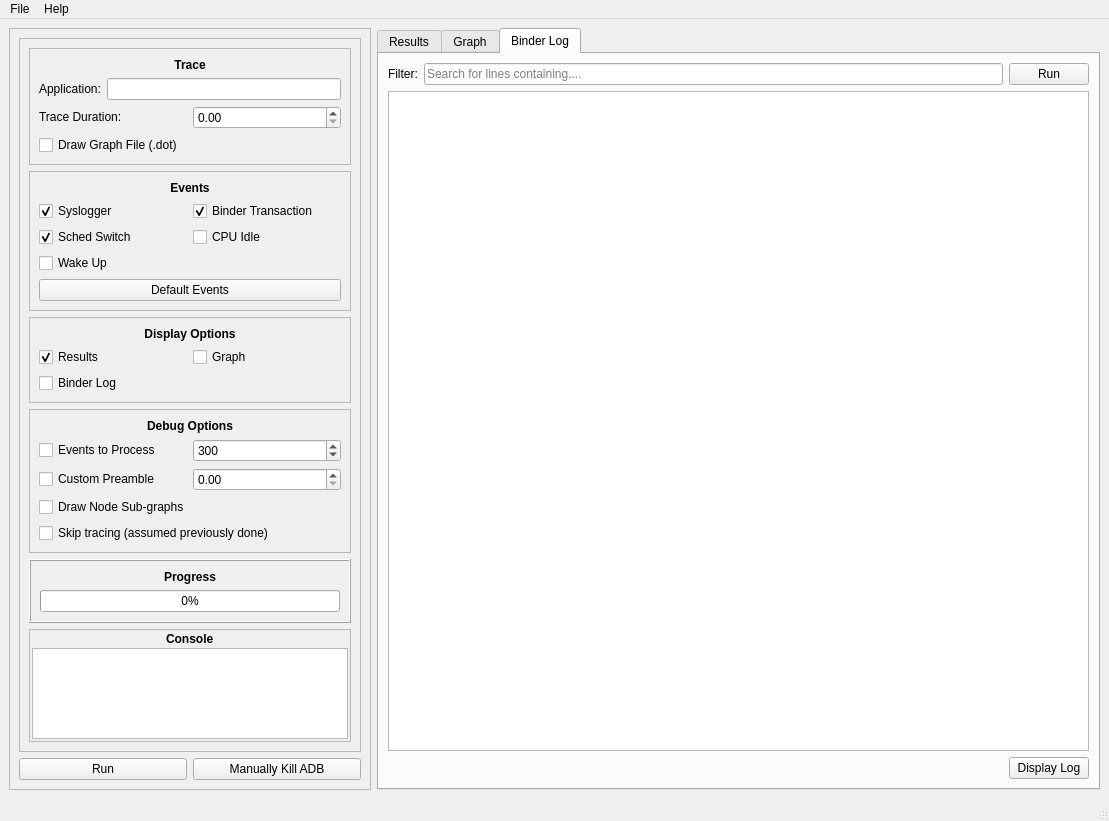
Old version of the form UI/MainInterface.ui in the repository alxhoff/BrezeFlow.
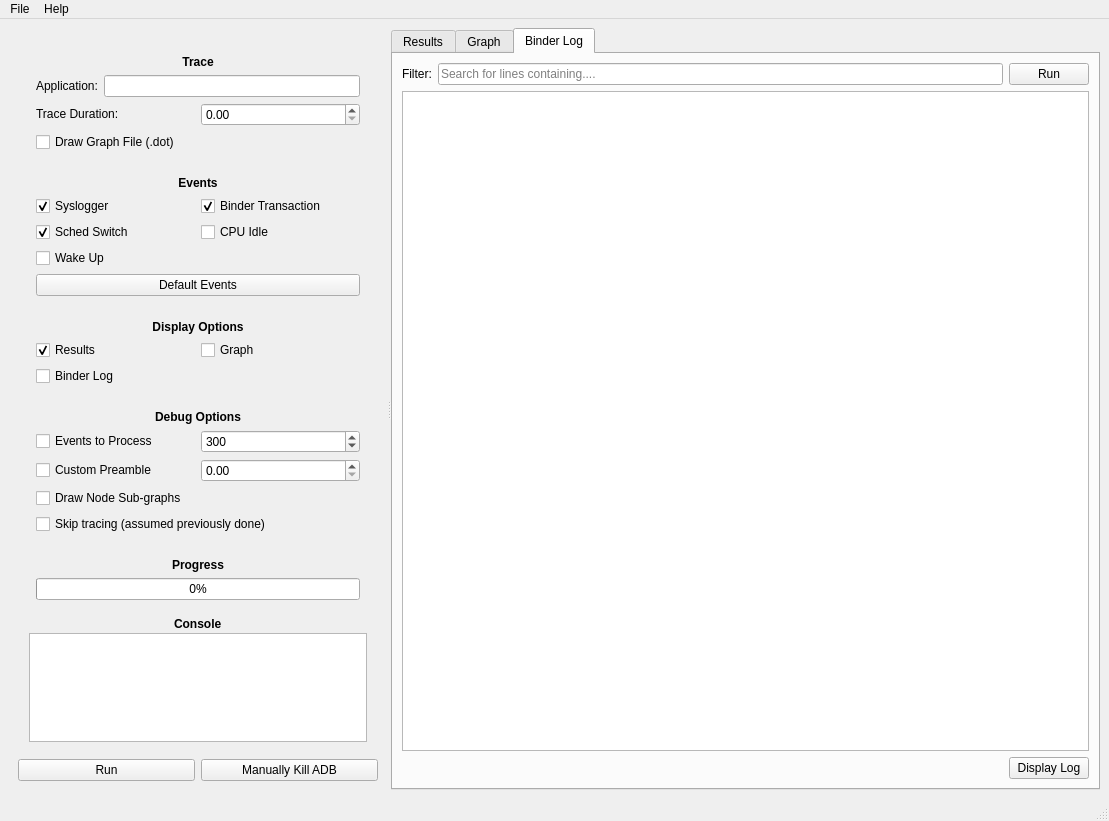
New version of the form. Icons and pictures are not drawn.

The edit to the form file:
```diff
--- a/UI/MainInterface.ui
+++ b/UI/MainInterface.ui
@@ -16,6 +16,10 @@
   <widget class="QWidget" name="centralwidget">
    <layout class="QHBoxLayout" name="horizontalLayout">
     <item>
+     <widget class="QSplitter" name="splitter">
+      <property name="orientation">
+       <enum>Qt::Horizontal</enum>
+      </property>
      <widget class="QFrame" name="frame">
       <property name="sizePolicy">
        <sizepolicy hsizetype="Preferred" vsizetype="Preferred">
@@ -24,7 +28,7 @@
        </sizepolicy>
       </property>
       <property name="frameShape">
-       <enum>QFrame::StyledPanel</enum>
+        <enum>QFrame::NoFrame</enum>
       </property>
       <property name="frameShadow">
        <enum>QFrame::Raised</enum>
@@ -32,6 +36,12 @@
       <layout class="QVBoxLayout" name="verticalLayout">
        <item>
         <widget class="QScrollArea" name="scrollArea">
+          <property name="frameShape">
+           <enum>QFrame::NoFrame</enum>
+          </property>
+          <property name="frameShadow">
+           <enum>QFrame::Plain</enum>
+          </property>
          <property name="widgetResizable">
           <bool>true</bool>
          </property>
@@ -40,8 +50,8 @@
            <rect>
             <x>0</x>
             <y>0</y>
-            <width>340</width>
-            <height>710</height>
+             <width>411</width>
+             <height>714</height>
            </rect>
           </property>
           <layout class="QVBoxLayout" name="verticalLayout_2">
@@ -54,7 +64,7 @@
               </sizepolicy>
              </property>
              <property name="frameShape">
-              <enum>QFrame::StyledPanel</enum>
+               <enum>QFrame::NoFrame</enum>
              </property>
              <property name="frameShadow">
               <enum>QFrame::Raised</enum>
@@ -142,7 +152,7 @@
               </sizepolicy>
              </property>
              <property name="frameShape">
-              <enum>QFrame::StyledPanel</enum>
+               <enum>QFrame::NoFrame</enum>
              </property>
              <property name="frameShadow">
               <enum>QFrame::Raised</enum>
@@ -243,7 +253,7 @@
               </sizepolicy>
              </property>
              <property name="frameShape">
-              <enum>QFrame::StyledPanel</enum>
+               <enum>QFrame::NoFrame</enum>
              </property>
              <property name="frameShadow">
               <enum>QFrame::Raised</enum>
@@ -305,7 +315,7 @@
               </sizepolicy>
              </property>
              <property name="frameShape">
-              <enum>QFrame::StyledPanel</enum>
+               <enum>QFrame::NoFrame</enum>
              </property>
              <property name="frameShadow">
               <enum>QFrame::Raised</enum>
@@ -391,7 +401,7 @@
               </sizepolicy>
              </property>
              <property name="frameShape">
-              <enum>QFrame::Box</enum>
+               <enum>QFrame::NoFrame</enum>
              </property>
              <property name="frameShadow">
               <enum>QFrame::Raised</enum>
@@ -429,7 +439,7 @@
            <item>
             <widget class="QFrame" name="frameConsole">
              <property name="frameShape">
-              <enum>QFrame::StyledPanel</enum>
+               <enum>QFrame::NoFrame</enum>
              </property>
              <property name="frameShadow">
               <enum>QFrame::Raised</enum>
@@ -470,7 +480,11 @@
                </widget>
               </item>
               <item>
-               <widget class="QTextEdit" name="textEditConsole"/>
+                <widget class="QTextEdit" name="textEditConsole">
+                 <property name="autoFillBackground">
+                  <bool>false</bool>
+                 </property>
+                </widget>
               </item>
              </layout>
             </widget>
@@ -499,8 +513,6 @@
        </item>
       </layout>
      </widget>
-    </item>
-    <item>
      <widget class="QTabWidget" name="tabWidgetShow">
       <property name="sizePolicy">
        <sizepolicy hsizetype="Expanding" vsizetype="Expanding">
@@ -585,6 +597,7 @@
          </layout>
         </item>
        </layout>
+       </widget>
       </widget>
      </widget>
     </item>
```
Lines whose indentation alone changed are shown as unchanged.
